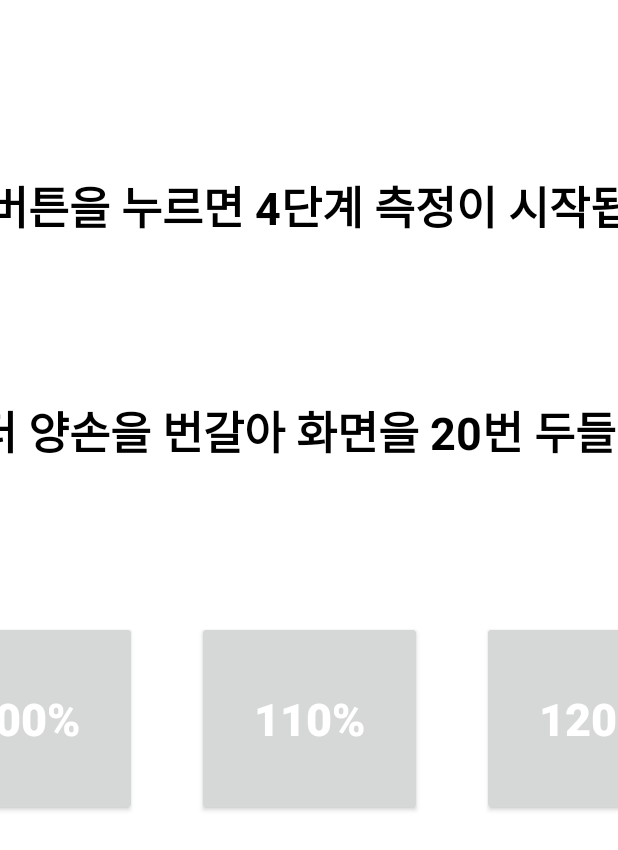
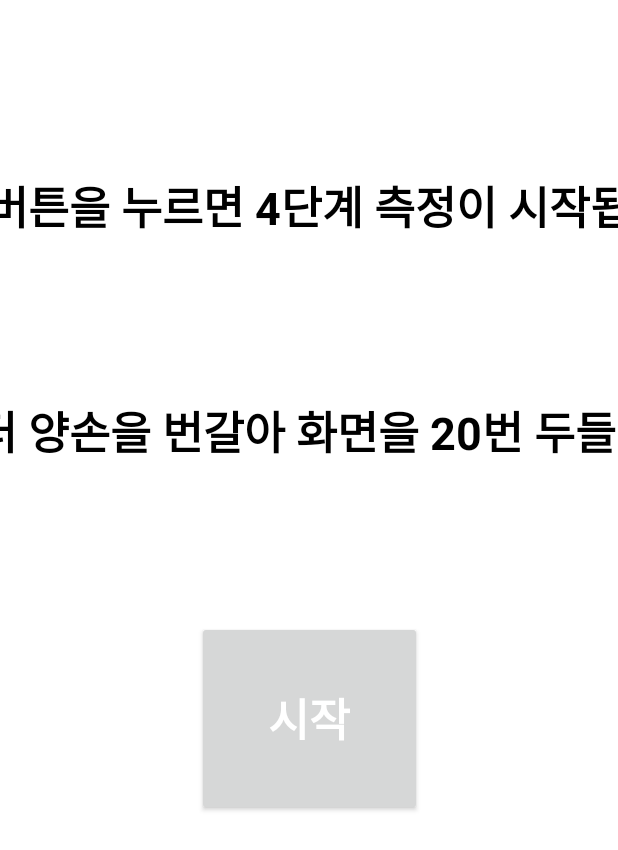
Before and after one commit to soysilver/Ver02, an Android app: the StepFourActivityBefore screen opened directly, with no data from a screen before it, on a phone screen of 412 x 824 dp. Shown: the top 850 px of the screen. Run offline under Robolectric (Android 15) with nearby library versions, the phone set to English and light mode, and no system bars.

Commit message:
0714 순차 변화

```diff
--- a/app/src/main/res/layout/activity_choose3.xml
+++ b/app/src/main/res/layout/activity_choose3.xml
@@ -25,12 +25,28 @@
         android:layout_width="849dp"
         android:layout_height="wrap_content"
         android:text="@string/step_4_ing"
-        app:layout_constraintBottom_toTopOf="@id/button3"
+        app:layout_constraintBottom_toTopOf="@id/button"
         app:layout_constraintEnd_toEndOf="parent"
         app:layout_constraintHorizontal_bias="0.504"
         app:layout_constraintStart_toStartOf="parent"
         app:layout_constraintTop_toBottomOf="@id/textView" />
 
+    <Button
+        android:id="@+id/button"
+        style="@style/start_btn"
+        android:layout_width="150dp"
+        android:layout_height="130dp"
+        android:layout_marginStart="40dp"
+        android:layout_marginTop="10dp"
+        android:layout_marginEnd="40dp"
+        android:layout_marginBottom="35dp"
+        android:onClick="onClick"
+        android:text="시작"
+        app:layout_constraintBottom_toBottomOf="parent"
+        app:layout_constraintEnd_toEndOf="parent"
+        app:layout_constraintStart_toStartOf="parent"
+        app:layout_constraintTop_toBottomOf="@+id/textView" />
+    <!--
     <Button
         android:id="@+id/button"
         style="@style/start_btn"
@@ -110,6 +126,6 @@
         app:layout_constraintEnd_toEndOf="parent"
         app:layout_constraintStart_toEndOf="@+id/button4"
         app:layout_constraintTop_toBottomOf="@+id/textView" />
-
+-->
 
 </androidx.constraintlayout.widget.ConstraintLayout>
```
Also changed, not shown: app/src/main/java/com/example/ver02/StepFourActivityBefore.java (+93 -25 lines), app/src/main/res/layout/activity_choose2.xml (+6 -5 lines).
